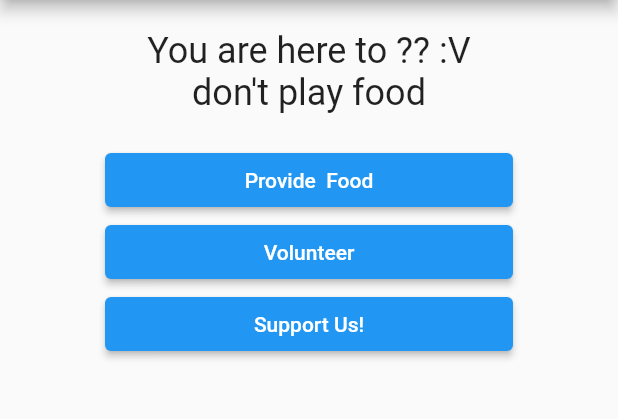
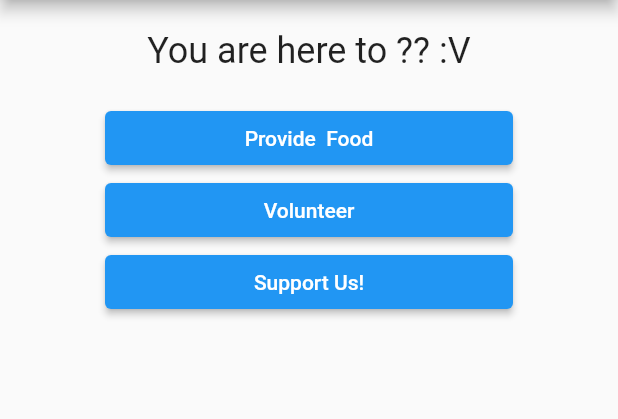
Before and after one commit to JowenPang/hunger, a Flutter app: the screen it shows after launch, on a phone screen of 412 x 824 dp, the part 84-503 px from its top. Run offline on Flutter 3.47's test engine with Material 2 defaults, Android fonts, the phone set to English and light mode, and no system bars; our stand-ins replace cloud_firestore; missing offline and left inert: google_pay; accounts and stored records are empty.

Commit message:
Revert "commit from jowen"
This reverts commit 4cb8a30c

```diff
--- a/lib/main.dart
+++ b/lib/main.dart
@@ -35,7 +35,7 @@ class MyAppState extends State<MyApp>{
   @override
   Widget build(BuildContext context) {
     var questions=[
-      "You are here to ?? :V   don't play food",
+      "You are here to ?? :V",
       "Having excess food to donate?"];
 
     return MaterialApp(
```
